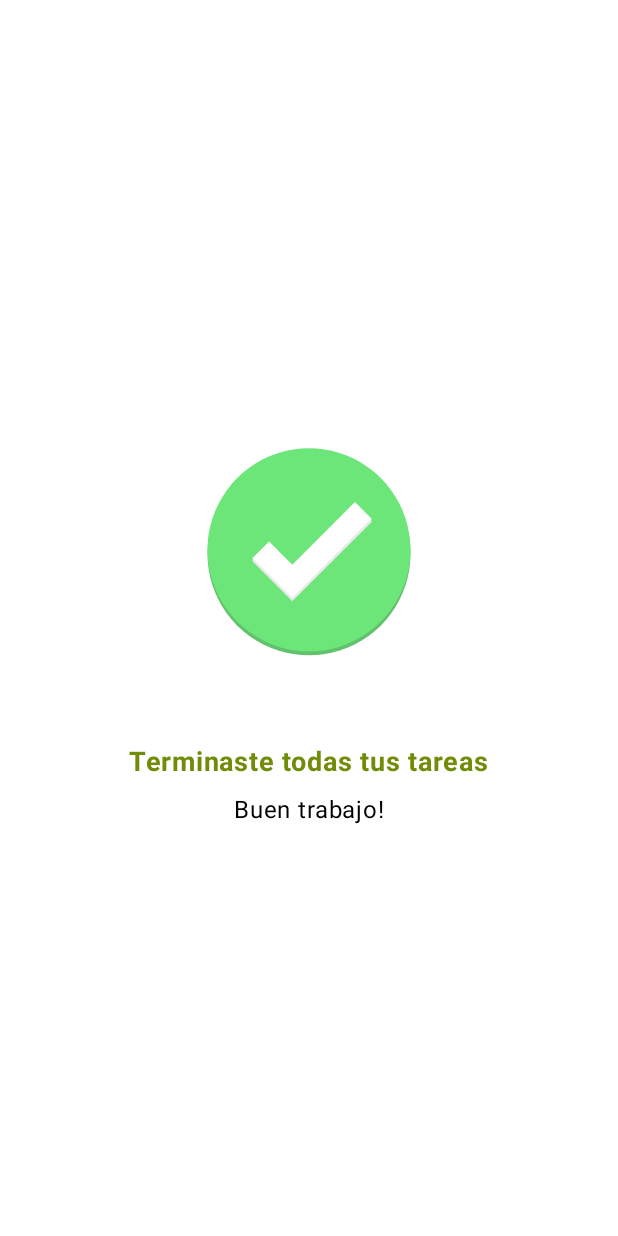
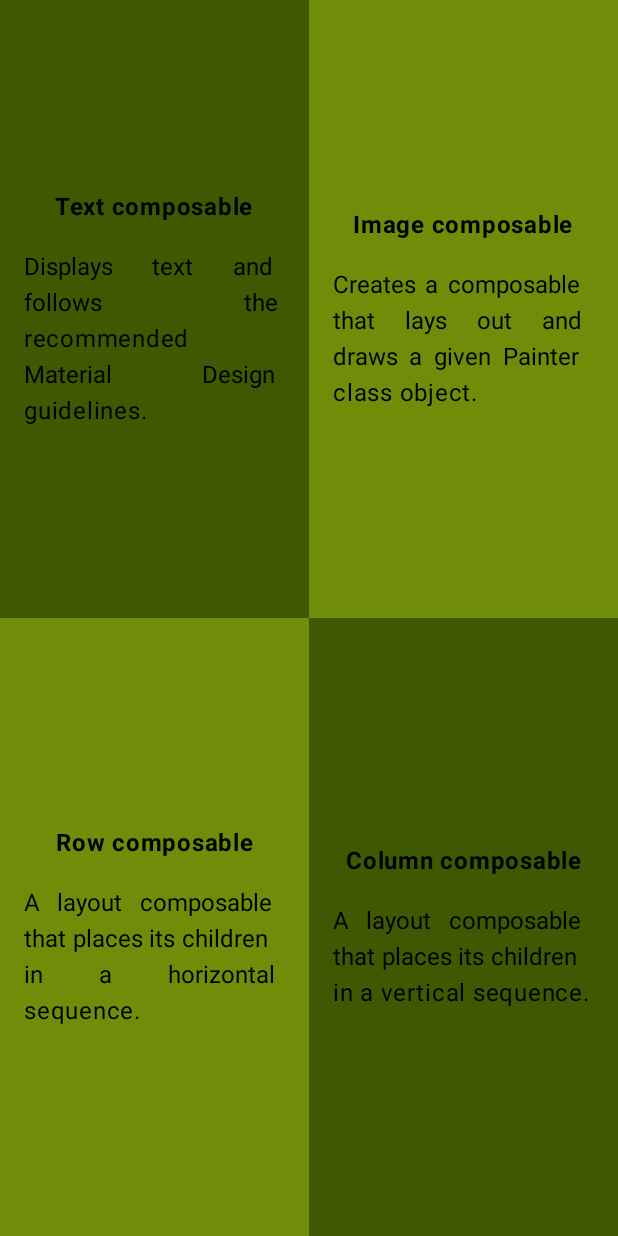
Before and after one commit to betitopr/Conceptos-Basicos, an Android app built with Jetpack Compose: the screen it shows after launch (MainActivity), on a phone screen of 412 x 824 dp. Run offline under Robolectric (Android 15) with nearby library versions, the phone set to English and light mode, and no system bars.

Commit message:
Tercer ejercicio

```diff
--- a/app/src/main/java/com/example/conceptosbasicos/MainActivity.kt
+++ b/app/src/main/java/com/example/conceptosbasicos/MainActivity.kt
@@ -10,6 +10,7 @@ import androidx.compose.foundation.background
 import androidx.compose.foundation.layout.Arrangement
 import androidx.compose.foundation.layout.Box
 import androidx.compose.foundation.layout.Column
+import androidx.compose.foundation.layout.Row
 import androidx.compose.foundation.layout.fillMaxSize
 import androidx.compose.foundation.layout.fillMaxWidth
 import androidx.compose.foundation.layout.padding
@@ -47,7 +48,8 @@ class MainActivity : ComponentActivity() {
         setContent {
             ConceptosBasicosTheme {
 //                app1()
-                tareas()
+//                tareas()
+                cuadricula()
             }
         }
     }
@@ -133,7 +135,7 @@ fun app1(){
     }
 
 }
-@Preview
+//@Preview
 @Composable
 fun tareas(){
     Box (
@@ -174,4 +176,66 @@ fun tareas(){
 
     }
 
+
+
 }
+@Preview(showBackground = true, name = "Mi tarjeta")
+@Composable
+fun cuadricula(){
+    Column(Modifier.fillMaxSize()) {
+        Row(Modifier.weight(1f)) {
+            ComposableInfoCard(
+                title = "Text composable",
+                description = "Displays text and follows the recommended Material Design guidelines.",
+                backgroundColor = Color(0xFF3E5902),
+                modifier = Modifier.weight(1f)
+            )
+            ComposableInfoCard(
+                title = "Image composable",
+                description = "Creates a composable that lays out and draws a given Painter class object.",
+                backgroundColor = Color(0xFF708C08),
+                modifier = Modifier.weight(1f)
+            )
+        }
+        Row(Modifier.weight(1f)) {
+            ComposableInfoCard(
+                title = "Row composable",
+                description = "A layout composable that places its children in a horizontal sequence.",
+                backgroundColor = Color(0xFF708C08),
+                modifier = Modifier.weight(1f)
+            )
+            ComposableInfoCard(
+                title = "Column composable",
+                description = "A layout composable that places its children in a vertical sequence.",
+                backgroundColor = Color(0xFF3E5902),
+                modifier = Modifier.weight(1f)
+            )
+        }
+    }
+}
+@Composable
+fun ComposableInfoCard(
+    title: String,
+    description: String,
+    backgroundColor: Color,
+    modifier: Modifier = Modifier
+) {
+    Column(
+        modifier = modifier
+            .fillMaxSize()
+            .background(backgroundColor)
+            .padding(16.dp),
+        horizontalAlignment = Alignment.CenterHorizontally,
+        verticalArrangement = Arrangement.Center
+    ) {
+        Text(
+            text = title,
+            fontWeight = FontWeight.Bold,
+            modifier = Modifier.padding(bottom = 16.dp)
+        )
+        Text(
+            text = description,
+            textAlign = TextAlign.Justify
+        )
+    }
+}
```
